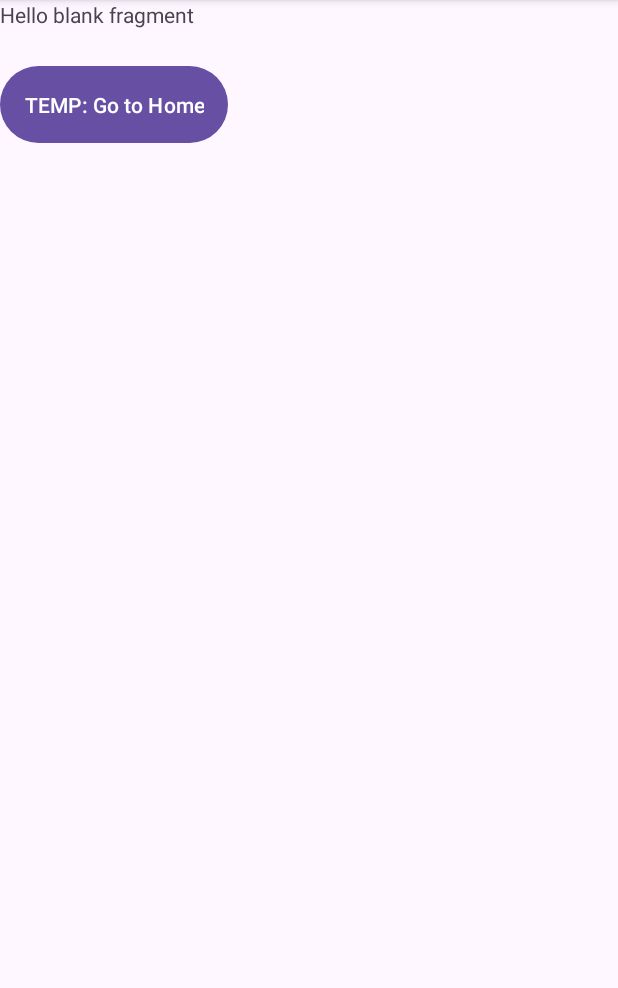
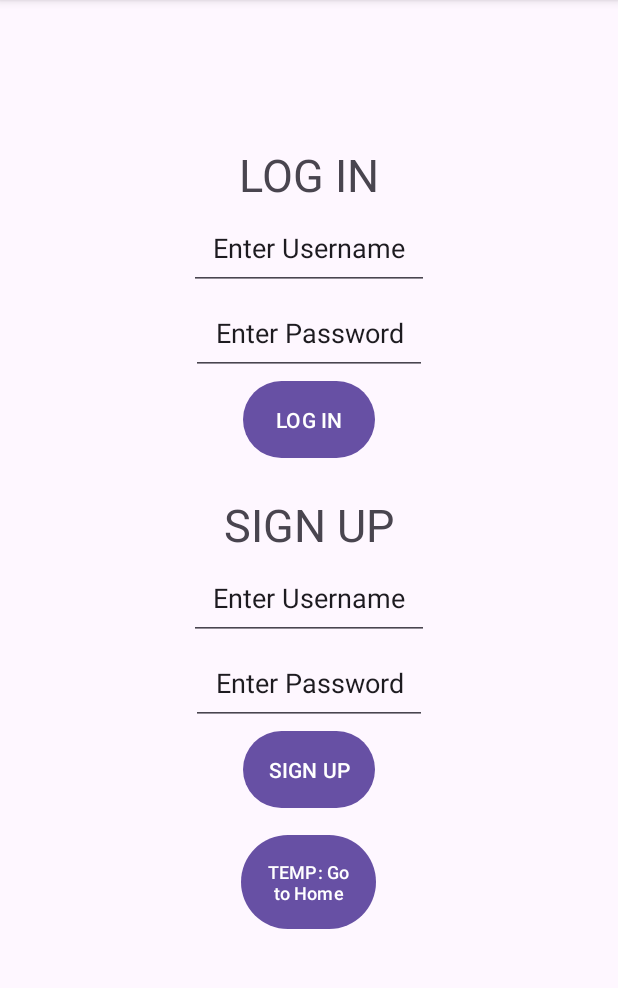
Before and after one commit to FortuneDayZ/TrippyTrips, an Android app: the AuthenticateFragment screen opened through its navigation route, on a phone screen of 412 x 824 dp, the part 96-1084 px from its top. Run offline under Robolectric (Android 15) with nearby library versions, the phone set to English and light mode, and no system bars.

Commit message:
Create layout of authentication

```diff
--- a/app/src/main/res/layout/fragment_authenticate.xml
+++ b/app/src/main/res/layout/fragment_authenticate.xml
@@ -1,31 +1,98 @@
 <?xml version="1.0" encoding="utf-8"?>
-<FrameLayout xmlns:android="http://schemas.android.com/apk/res/android"
+<LinearLayout xmlns:android="http://schemas.android.com/apk/res/android"
     xmlns:tools="http://schemas.android.com/tools"
     android:layout_width="match_parent"
     android:layout_height="match_parent"
     xmlns:app="http://schemas.android.com/apk/res-auto"
-    tools:context=".AuthenticateFragment">
+    tools:context=".AuthenticateFragment"
+    android:gravity="center"
+    android:orientation="vertical">
 
     <!-- TODO: Update blank fragment layout -->
 
 
     <!-- TEMPORARY Button to Go to Home (easy to remove later) -->
+
+
     <TextView
-        android:layout_width="match_parent"
-        android:layout_height="match_parent"
-        android:text="@string/hello_blank_fragment" />
+        android:layout_width="wrap_content"
+        android:layout_height="wrap_content"
+        android:textSize="30sp"
+        android:text="@string/log_in" />
+
+    <EditText
+        android:id="@+id/Username"
+        android:layout_width="wrap_content"
+        android:layout_height="wrap_content"
+        android:gravity="center"
+        android:padding="16dp"
+        android:inputType="text"
+        android:text="@string/enter_username" />
+
+    <EditText
+        android:id="@+id/Password"
+        android:layout_width="wrap_content"
+        android:layout_height="wrap_content"
+        android:gravity="center"
+        android:padding="16dp"
+        android:inputType="text"
+        android:text="@string/enter_password"
+        tools:ignore="TextFields" />
+
+    <Button
+        android:id="@+id/loginButton"
+        android:layout_width="wrap_content"
+        android:layout_height="wrap_content"
+        android:padding="16dp"
+        android:text="@string/log_in" />
+
+
+    <TextView
+        android:layout_marginTop="20dp"
+        android:layout_width="wrap_content"
+        android:layout_height="wrap_content"
+        android:textSize="30sp"
+        android:text="@string/sign_up" />
+
+    <EditText
+        android:id="@+id/sUsername"
+        android:layout_width="wrap_content"
+        android:layout_height="wrap_content"
+        android:gravity="center"
+        android:padding="16dp"
+        android:inputType="text"
+        android:text="@string/enter_username" />
+
+    <EditText
+        android:id="@+id/sPassword"
+        android:layout_width="wrap_content"
+        android:layout_height="wrap_content"
+        android:gravity="center"
+        android:padding="16dp"
+        android:inputType="text"
+        android:text="@string/enter_password"
+        tools:ignore="TextFields" />
+
+    <Button
+        android:id="@+id/signupButton"
+        android:layout_width="wrap_content"
+        android:layout_height="wrap_content"
+        android:padding="16dp"
+        android:text="@string/sign_up" />
 
     <Button
         android:id="@+id/tempButtonGoHome"
-        android:layout_width="wrap_content"
+        android:layout_width="90dp"
         android:layout_height="wrap_content"
-        android:layout_marginTop="40dp"
+        android:layout_marginTop="10dp"
         android:layout_marginBottom="40dp"
         android:padding="16dp"
-        android:text="TEMP: Go to Home"
+        android:text="@string/temp_go_to_home"
+        android:textSize="12sp"
+        android:paddingTop="50dp"
         app:layout_constraintEnd_toEndOf="parent"
         app:layout_constraintStart_toStartOf="parent"
         app:layout_constraintTop_toTopOf="parent" />
 
 
-</FrameLayout>
+</LinearLayout>
--- a/app/src/main/res/values/strings.xml
+++ b/app/src/main/res/values/strings.xml
@@ -6,4 +6,7 @@
     <string name="sign_up">SIGN UP</string>
     <!-- TODO: Remove or change this placeholder text -->
     <string name="hello_blank_fragment">Hello blank fragment</string>
+    <string name="enter_password">Enter Password</string>
+    <string name="enter_username">Enter Username</string>
+    <string name="temp_go_to_home">TEMP: Go to Home</string>
 </resources>
```
